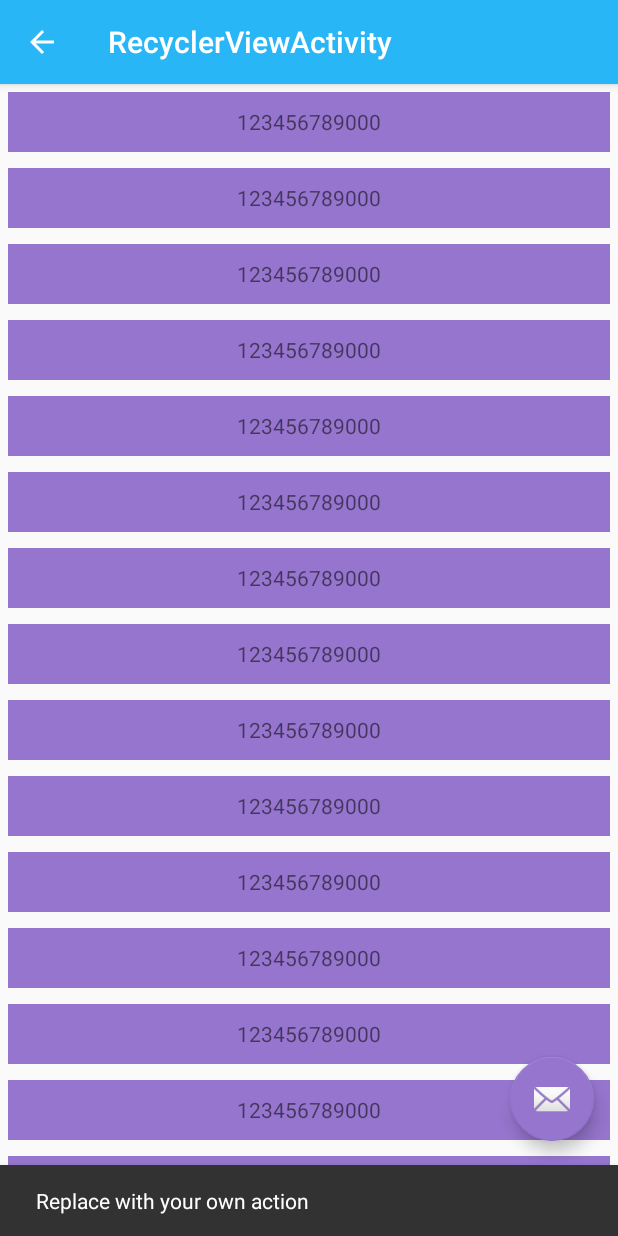
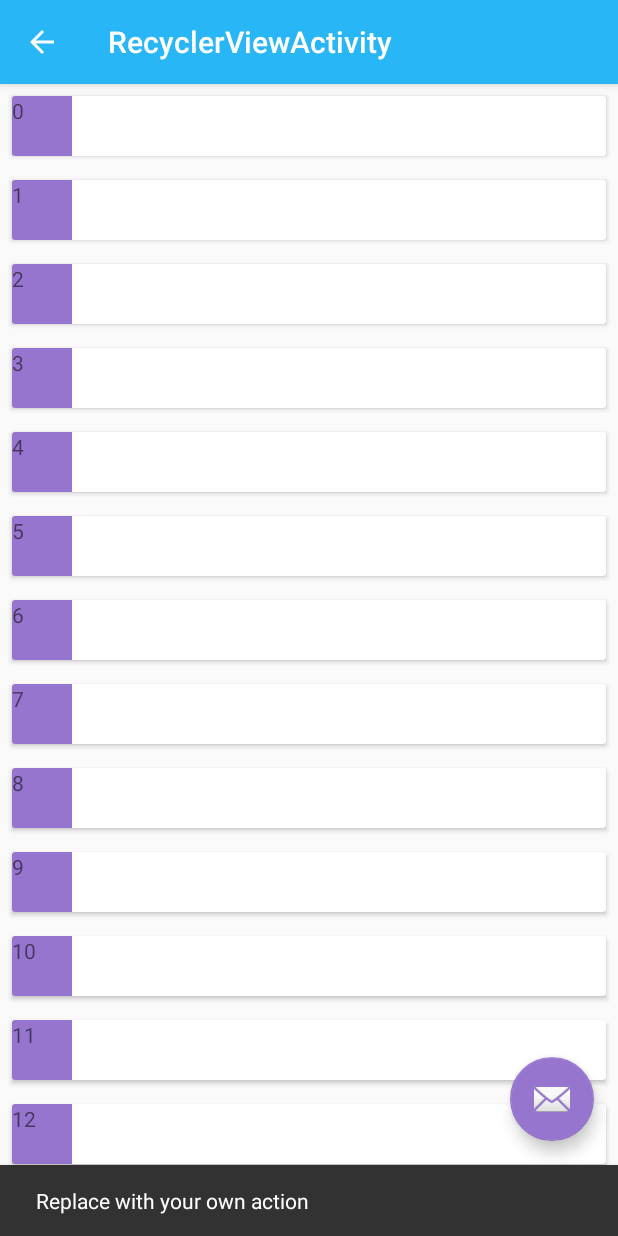
Before and after one commit to govindtank/SwDesign, an Android app: the RecyclerViewActivity screen opened directly, with no data from a screen before it, after a tap on an icon or button, on a phone screen of 412 x 824 dp. Run offline under Robolectric (Android 15) with nearby library versions, the phone set to English and light mode, and no system bars; our stand-ins replace RxJava.

Commit message:
add recycler adapter

```diff
--- a/app/build.gradle
+++ b/app/build.gradle
@@ -8,7 +8,7 @@ android {
     buildToolsVersion "25.0.3"
     defaultConfig {
         applicationId "com.swensun.swdesign"
-        minSdkVersion 23
+        minSdkVersion 22
         targetSdkVersion 25
         versionCode 1
         versionName "1.0"
@@ -54,6 +54,7 @@ dependencies {
     compile "com.android.support:support-v4:$support_version"
     compile "com.android.support:design:$support_version"
     compile "com.android.support.constraint:constraint-layout:$constraint_version"
+    compile "com.android.support:cardview-v7:$support_version"
 
     /// Architecture Components
     compile "android.arch.lifecycle:runtime:$ac_version"
--- a/app/src/main/java/com/swensun/swdesign/ui/RecyclerViewActivity.kt
+++ b/app/src/main/java/com/swensun/swdesign/ui/RecyclerViewActivity.kt
@@ -4,9 +4,6 @@ import android.os.Bundle
 import android.support.design.widget.Snackbar
 import android.support.v7.app.AppCompatActivity
 import android.support.v7.widget.LinearLayoutManager
-import android.support.v7.widget.RecyclerView
-import android.view.View
-import android.view.ViewGroup
 import com.swensun.swdesign.R
 import io.reactivex.Observable
 import io.reactivex.android.schedulers.AndroidSchedulers
@@ -16,7 +13,7 @@ import java.util.concurrent.TimeUnit
 
 class RecyclerViewActivity : AppCompatActivity() {
 
-    val adapter = RecyclerViewAdapter()
+    val adapter = RecyclerViewAdapter(this)
 
     override fun onCreate(savedInstanceState: Bundle?) {
         super.onCreate(savedInstanceState)
@@ -42,23 +39,9 @@ class RecyclerViewActivity : AppCompatActivity() {
                         swipe_refresh_layout_recycler_view.isRefreshing = false
                     }
         }
+
+        var datas = arrayListOf<String>().apply { (0..20).forEach { add(it.toString()) } }
+        adapter.setItemList(datas)
     }
 
-    inner class RecyclerViewAdapter : RecyclerView.Adapter<NormalItemViewHolder>() {
-        override fun onBindViewHolder(holder: NormalItemViewHolder?, position: Int) {
-
-        }
-
-        override fun getItemCount(): Int {
-            return 20
-        }
-
-        override fun onCreateViewHolder(parent: ViewGroup?, viewType: Int): NormalItemViewHolder {
-            val view = layoutInflater.inflate(R.layout.view_normal_item, parent, false)
-            return NormalItemViewHolder(itemView = view)
-        }
-
-    }
-
-    class NormalItemViewHolder(itemView: View): RecyclerView.ViewHolder(itemView)
 }
--- /dev/null
+++ b/app/src/main/java/com/swensun/swdesign/ui/RecyclerViewAdapter.kt
@@ -0,0 +1,96 @@
+package com.swensun.swdesign.ui
+
+import android.content.Context
+import android.support.v7.widget.RecyclerView
+import android.view.LayoutInflater
+import android.view.View
+import android.view.ViewGroup
+import android.widget.TextView
+import com.swensun.swdesign.R
+
+/**
+ * Created by swensun on 2017/8/12.
+ */
+
+class RecyclerViewAdapter(val context: Context) : RecyclerView.Adapter<RecyclerView.ViewHolder>() {
+
+    var mItemList = arrayListOf<String>()
+
+    override fun onCreateViewHolder(parent: ViewGroup, viewType: Int): RecyclerView.ViewHolder? {
+        when(viewType) {
+            ViewHolderType.NORMAL.ordinal -> {
+                val view = LayoutInflater.from(context).inflate(R.layout.view_normal_item, parent, false)
+                return NormalItemViewHolder(itemView = view)
+            }
+        }
+        val view = LayoutInflater.from(context).inflate(R.layout.view_footer_item, parent, false)
+        return FooterItemHolder(itemView = view)
+    }
+
+    override fun onBindViewHolder(holder: RecyclerView.ViewHolder, position: Int) {
+        when(holder.itemViewType) {
+            ViewHolderType.FOOTER.ordinal -> {
+                return
+            }
+        }
+        (holder as NormalItemViewHolder).updateView(mItemList[position])
+    }
+
+    override fun getItemCount(): Int {
+        return mItemList.size
+    }
+
+    override fun getItemViewType(position: Int): Int {
+        if (position == mItemList.size - 1) {
+            return ViewHolderType.FOOTER.ordinal
+        }
+        return ViewHolderType.NORMAL.ordinal
+    }
+
+    fun setItemList(datas: List<String>) {
+        mItemList.addAll(datas)   //list的copy
+        notifyDataSetChanged()
+    }
+
+    fun addItem(position: Int, str: String) {
+        mItemList.add(position, str)
+        notifyItemInserted(position)
+    }
+
+    fun addItemLists(datas: List<String>) {
+        mItemList.addAll(datas)
+        notifyItemInserted(mItemList.size - 1)
+    }
+
+    fun addFooter() {
+        mItemList.add("load more")
+        notifyItemInserted(mItemList.size - 1)
+    }
+
+    fun removeFooter() {
+        mItemList.removeAt(mItemList.size - 1)
+        notifyItemRemoved(mItemList.size)
+    }
+
+    class NormalItemViewHolder(itemView: View): RecyclerView.ViewHolder(itemView) {
+        val textView = itemView.findViewById(R.id.textView) as TextView
+        fun updateView(s: String) {
+            textView.text = s
+        }
+        init {
+            itemView.setOnClickListener {
+
+            }
+        }
+    }
+
+    class FooterItemHolder(itemView: View): RecyclerView.ViewHolder(itemView) {
+        init {
+
+        }
+    }
+
+    enum class ViewHolderType {
+        NORMAL, FOOTER
+    }
+}
--- /dev/null
+++ b/app/src/main/res/layout/view_footer_item.xml
@@ -0,0 +1,16 @@
+<?xml version="1.0" encoding="utf-8"?>
+<FrameLayout xmlns:android="http://schemas.android.com/apk/res/android"
+    android:layout_width="match_parent"
+    android:layout_height="wrap_content"
+    xmlns:app="http://schemas.android.com/apk/res-auto"
+    android:foreground="?attr/selectableItemBackground"
+    >
+
+    <TextView
+        android:layout_width="match_parent"
+        android:layout_height="40dp"
+        android:text="load more"
+        android:gravity="center"
+        android:textSize="20sp"
+        />
+</FrameLayout>
--- a/app/src/main/res/layout/view_normal_item.xml
+++ b/app/src/main/res/layout/view_normal_item.xml
@@ -1,20 +1,25 @@
 <?xml version="1.0" encoding="utf-8"?>
-<android.support.constraint.ConstraintLayout
+<android.support.v7.widget.CardView
     xmlns:android="http://schemas.android.com/apk/res/android"
     android:layout_width="match_parent"
     android:layout_height="wrap_content"
+    android:layout_margin="8dp"
+    android:foreground="?attr/selectableItemBackground"
+    android:background="#ffffff"
+    app:cardCornerRadius="2dp"
+    app:cardElevation="2dp"
     xmlns:app="http://schemas.android.com/apk/res-auto">
 
-    <TextView
-        android:layout_width="0dp"
+    <android.support.constraint.ConstraintLayout
+        android:layout_width="match_parent"
         android:layout_height="40dp"
-        app:layout_constraintLeft_toLeftOf="parent"
-        app:layout_constraintRight_toRightOf="parent"
-        app:layout_constraintTop_toTopOf="parent"
-        app:layout_constraintBottom_toBottomOf="parent"
-        android:background="@color/colorAccent"
-        android:layout_margin="5dp"
-        android:gravity="center"
-        android:text="123456789000"
-        />
-</android.support.constraint.ConstraintLayout>
+        >
+        <TextView
+            android:id="@+id/textView"
+            android:layout_width="40dp"
+            android:layout_height="40dp"
+            android:background="@color/colorAccent"/>
+
+    </android.support.constraint.ConstraintLayout>
+
+</android.support.v7.widget.CardView>
```
